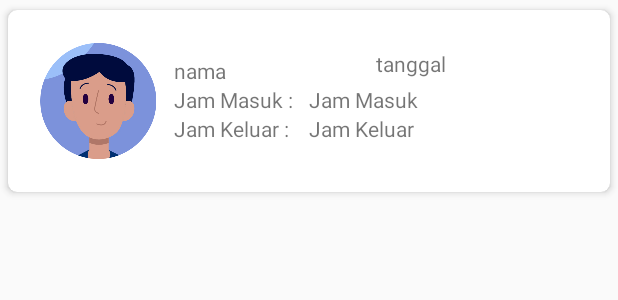
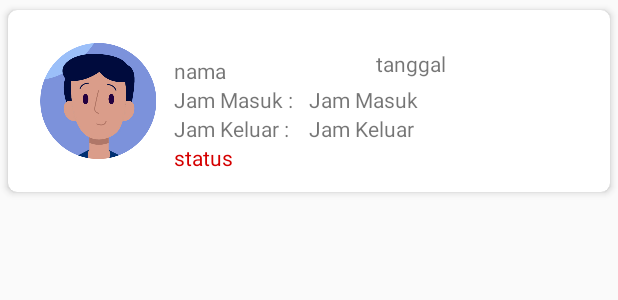
Before and after one commit to Wulantoro/Karyawan, an Android app: the layout list_absent.xml on its own in the app's theme, with its tools: preview values and no code run, on a phone screen of 412 x 824 dp. Shown: the top 300 px of the screen. Run offline under Robolectric (Android 15) with nearby library versions, the phone set to English and light mode, and no system bars.

Commit message:
absen 15-04-20

```diff
--- a/app/src/main/java/com/example/karyawan/Utils/GlobalVars.java
+++ b/app/src/main/java/com/example/karyawan/Utils/GlobalVars.java
@@ -9,7 +9,7 @@ import net.rehacktive.waspdb.WaspHash;
 import java.io.File;
 
 public class GlobalVars {
-    public static final String BASE_IP = "http://192.168.0.134:8080/perusahaan/index.php/";
+    public static final String BASE_IP = "http://192.168.43.249/perusahaan/index.php/";
     public static final File BASE_DIR = Environment.getExternalStorageDirectory();
     public static final String EXTERNAL_DIR_FILES = "/perusahaan";
     public static final String PICTURES_DIR_FILES = "/Pictures";
--- a/app/src/main/res/layout/list_absent.xml
+++ b/app/src/main/res/layout/list_absent.xml
@@ -73,15 +73,14 @@
             android:text="Jam Keluar "
             />
 
-<!--        <TextView-->
-<!--            android:id="@+id/tvstatus"-->
-<!--            android:layout_width="wrap_content"-->
-<!--            android:layout_height="wrap_content"-->
-<!--            android:layout_toRightOf="@id/tvnama"-->
-<!--            android:layout_marginLeft="180dp"-->
-<!--            android:layout_below="@id/tvjammasuk1"-->
-<!--            android:text="status"-->
-<!--            android:textColor="@color/red_A700"/>-->
+        <TextView
+            android:id="@+id/tvstsabsen"
+            android:layout_width="wrap_content"
+            android:layout_height="wrap_content"
+            android:layout_toRightOf="@id/ivprofil"
+            android:layout_below="@id/tvjamkeluar"
+            android:text="status"
+            android:textColor="@color/red_A700"/>
 
 
 
```
Also changed, not shown: app/src/main/java/com/example/karyawan/Activity/AbsenActivity.java (+27 -17 lines), app/src/main/java/com/example/karyawan/Adapter/AbsentAdapter.java (+9 -0 lines).
